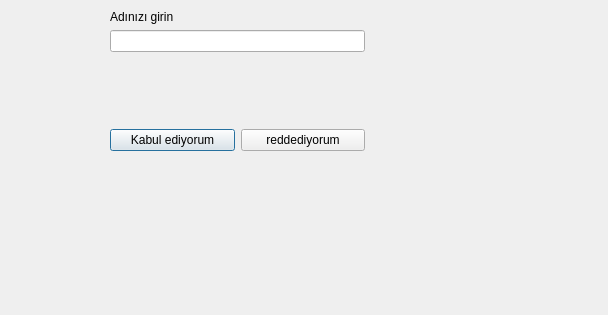
Before: the Qt Designer form QDialog/dialog.ui in durukanoktay/QT_Widgets_Exercises, drawn with Qt 5.
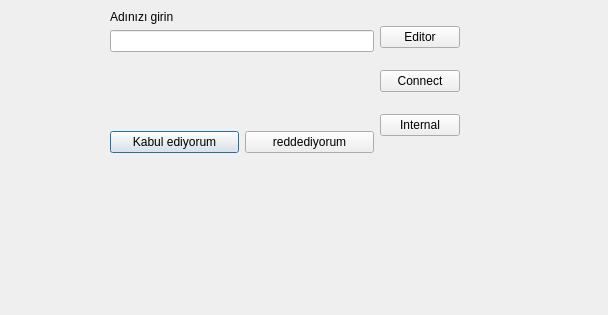
After: the same form once the commit is applied.

```diff
--- a/QDialog/dialog.ui
+++ b/QDialog/dialog.ui
@@ -18,10 +18,12 @@
     <rect>
      <x>110</x>
      <y>10</y>
-     <width>255</width>
-     <height>141</height>
+     <width>350</width>
+     <height>143</height>
     </rect>
    </property>
+   <layout class="QHBoxLayout" name="horizontalLayout_2">
+    <item>
    <layout class="QVBoxLayout" name="verticalLayout_2">
     <item>
      <layout class="QVBoxLayout" name="verticalLayout">
@@ -63,6 +65,33 @@
        <widget class="QPushButton" name="close">
         <property name="text">
          <string>reddediyorum</string>
+          </property>
+         </widget>
+        </item>
+       </layout>
+      </item>
+     </layout>
+    </item>
+    <item>
+     <layout class="QVBoxLayout" name="verticalLayout_3">
+      <item>
+       <widget class="QPushButton" name="btnEdittor">
+        <property name="text">
+         <string>Editor</string>
+        </property>
+       </widget>
+      </item>
+      <item>
+       <widget class="QPushButton" name="btnConnect">
+        <property name="text">
+         <string>Connect</string>
+        </property>
+       </widget>
+      </item>
+      <item>
+       <widget class="QPushButton" name="btnInternal">
+        <property name="text">
+         <string>Internal</string>
         </property>
        </widget>
       </item>
```
Lines whose indentation alone changed are shown as unchanged.
